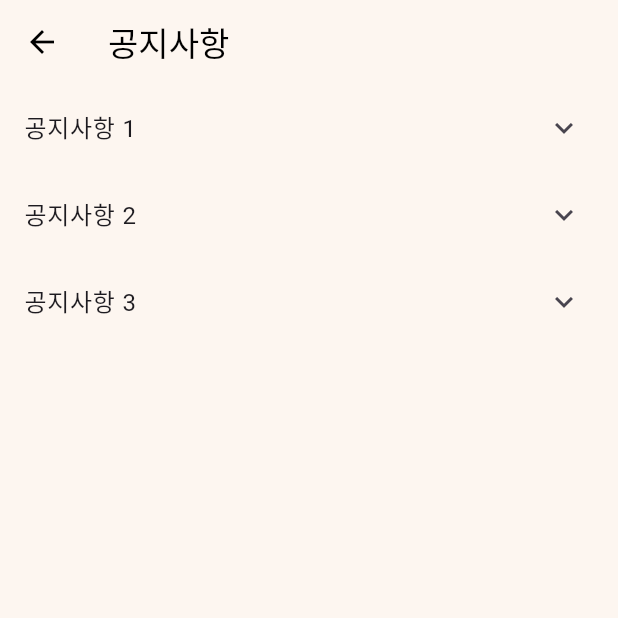
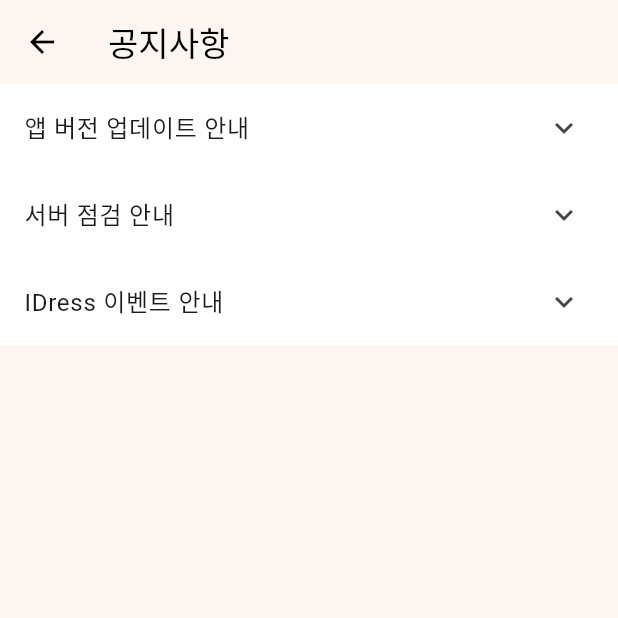
Before and after one commit to jinseok2101/iDress, a Flutter app: the NoticePage screen opened by its route, on a phone screen of 412 x 824 dp, the top half of it. Run offline on Flutter 3.47's test engine with Material 3 defaults, Android fonts, the phone set to English and light mode, and no system bars; our stand-ins replace firebase_auth, firebase_core, firebase_database, firebase_messaging, firebase_storage, flutter_riverpod and 4 more; missing offline and left inert: kakao_flutter_sdk_user; accounts and stored records are empty.

Commit message:
공지사항 수정

```diff
--- a/lib/screens/home/notice_page.dart
+++ b/lib/screens/home/notice_page.dart
@@ -24,8 +24,11 @@ class NoticePage extends StatelessWidget {
       ),
       body: ListView(
         children: [
-          ExpansionTile(
-            title: const Text('공지사항 1'),
+          // ExpansionTile을 감싸는 Container를 추가하여 배경색을 흰색으로 변경
+          Container(
+            color: Colors.white, // 배경색을 흰색으로 설정
+            child: ExpansionTile(
+              title: const Text('앱 버전 업데이트 안내'),
               children: const [
                 Padding(
                   padding: EdgeInsets.all(8.0),
@@ -33,8 +36,12 @@ class NoticePage extends StatelessWidget {
                 ),
               ],
             ),
-          ExpansionTile(
-            title: const Text('공지사항 2'),
+          ),
+          // 다른 ExpansionTile들도 같은 방식으로 감싸기
+          Container(
+            color: Colors.white,
+            child: ExpansionTile(
+              title: const Text('서버 점검 안내'),
               children: const [
                 Padding(
                   padding: EdgeInsets.all(8.0),
@@ -42,8 +49,11 @@ class NoticePage extends StatelessWidget {
                 ),
               ],
             ),
-          ExpansionTile(
-            title: const Text('공지사항 3'),
+          ),
+          Container(
+            color: Colors.white,
+            child: ExpansionTile(
+              title: const Text('IDress 이벤트 안내'),
               children: const [
                 Padding(
                   padding: EdgeInsets.all(8.0),
@@ -51,6 +61,7 @@ class NoticePage extends StatelessWidget {
                 ),
               ],
             ),
+          ),
         ],
       ),
     );
```
Lines whose indentation alone changed are shown as unchanged.
